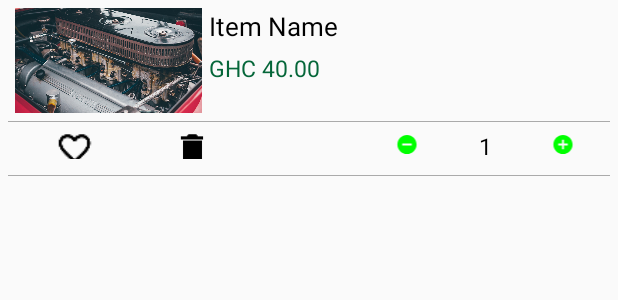
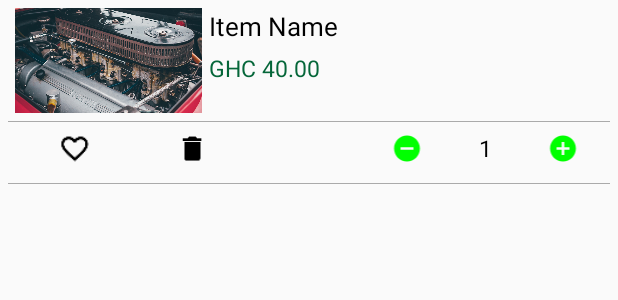
Before and after one commit to janim2/AutoDokta, an Android app: the layout cart_item.xml on its own in the app's theme, with its tools: preview values and no code run, on a phone screen of 412 x 824 dp. Shown: the top 300 px of the screen. Run offline under Robolectric (Android 15) with nearby library versions, the phone set to English and light mode, and no system bars.

Commit message:
update 09-08-2019

```diff
--- a/app/src/main/res/layout/cart_item.xml
+++ b/app/src/main/res/layout/cart_item.xml
@@ -51,7 +51,7 @@
 
      <LinearLayout
         android:layout_width="match_parent"
-        android:layout_height="30dp"
+        android:layout_height="35dp"
          android:padding="5dp"
         android:orientation="horizontal">
 
@@ -59,6 +59,7 @@
              android:layout_width="match_parent"
              android:layout_height="25dp"
              android:id="@+id/addtofavourite"
+             android:padding="2dp"
              android:src="@drawable/ic_favorite_border_black_18dp"
              android:layout_weight="2"/>
 
@@ -66,6 +67,7 @@
              android:layout_width="match_parent"
              android:layout_height="25dp"
              android:id="@+id/removeitem"
+             android:padding="2dp"
              android:src="@drawable/ic_delete_black_24dp"
              android:layout_weight="2"/>
 
```
Also changed, not shown: app/src/main/java/com/autodokta/app/Cart.java (+9 -6 lines), app/src/main/java/com/autodokta/app/MainActivity.java (+35 -6 lines).
